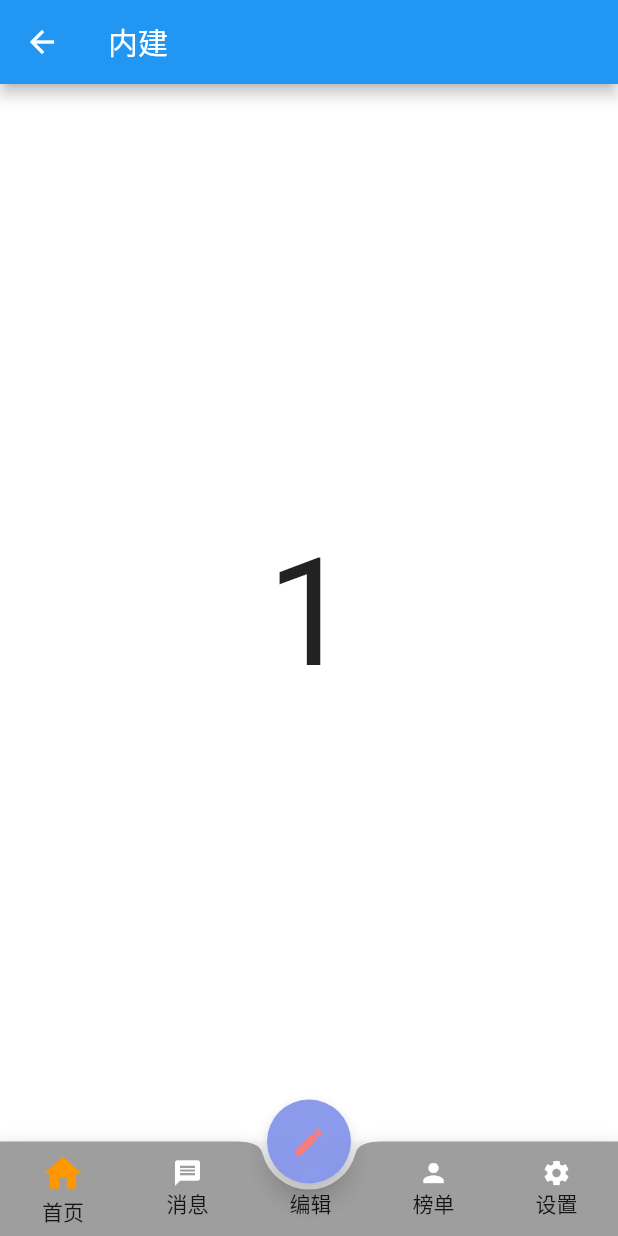
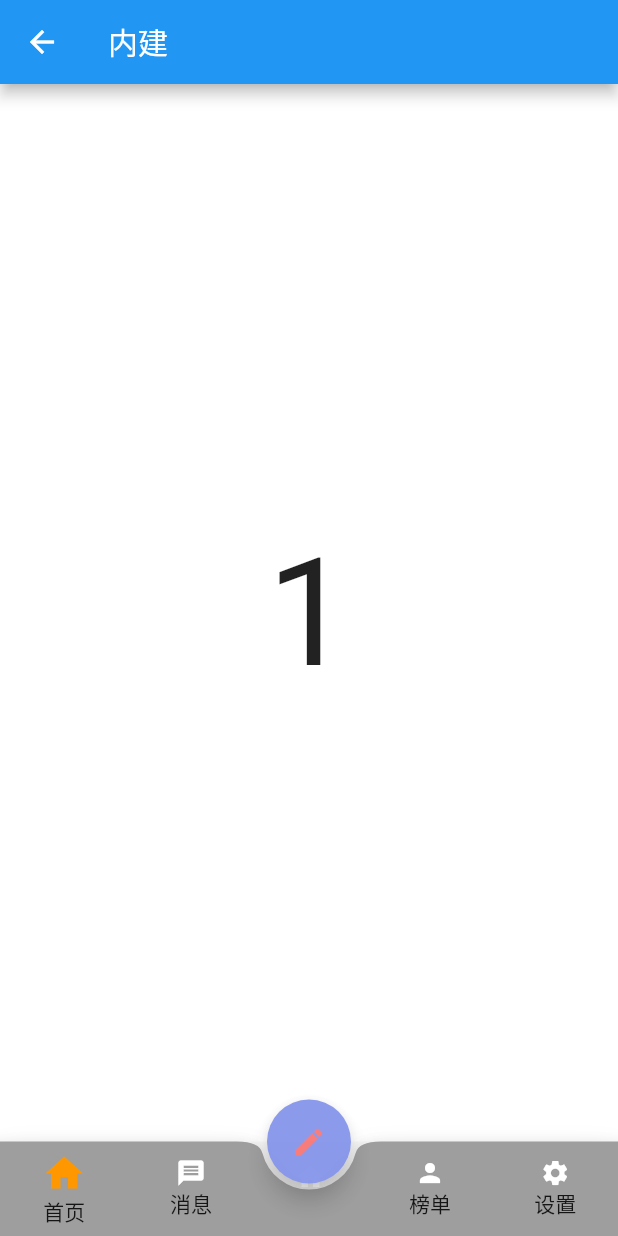
Before and after one commit to jielyu/flutter_demos, a Flutter app: the MagicBottomBar screen opened directly, on a phone screen of 412 x 824 dp. Run offline on Flutter 3.47's test engine with Material 2 defaults, Android fonts, the phone set to English and light mode, and no system bars; our stand-ins replace persistent_bottom_nav_bar.

Commit message:
fix(d0001_bottom_nav_bar): 修复中间凹陷导航item的标识问题

```diff
--- a/d0001_bottom_nav_bar/lib/buildin_bottom_bar.dart
+++ b/d0001_bottom_nav_bar/lib/buildin_bottom_bar.dart
@@ -223,7 +223,7 @@ class _MagicBottomBarState extends State<MagicBottomBar> {
               createNavItem(0, _currentIndex, Icons.home, Colors.white, "首页"),
               createNavItem(
                   1, _currentIndex, Icons.message, Colors.white, "消息"),
-              createNavItem(-1, _currentIndex, Icons.home, Colors.white, "编辑"),
+              createNavItem(-1, _currentIndex, Icons.home, Colors.white, ""),
               createNavItem(2, _currentIndex, Icons.person, Colors.white, "榜单"),
               createNavItem(
                   3, _currentIndex, Icons.settings, Colors.white, "设置"),
```
